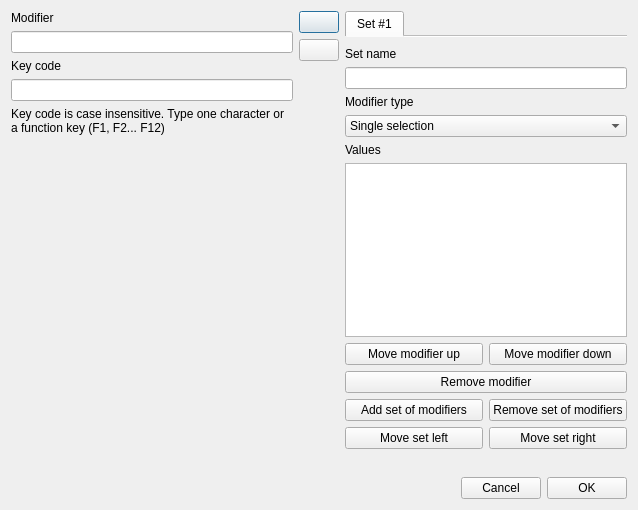
Qt form add_modifier.ui (olivierfriard/BORIS) before a commit.
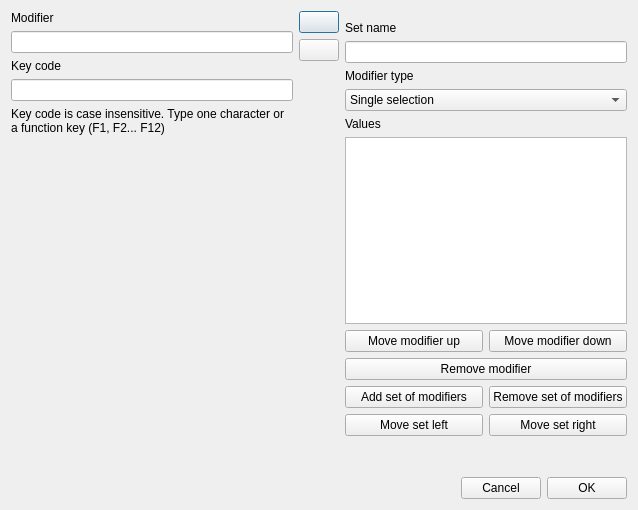
The same form after that commit.

Patch:
```diff
--- a/add_modifier.ui
+++ b/add_modifier.ui
@@ -121,11 +121,6 @@
            <property name="documentMode">
             <bool>true</bool>
            </property>
-           <widget class="QWidget" name="set1">
-            <attribute name="title">
-             <string>Set #1</string>
-            </attribute>
-           </widget>
           </widget>
          </item>
          <item>
```
Left out of the diff: 2 changed lines with no effect on the pictures.
